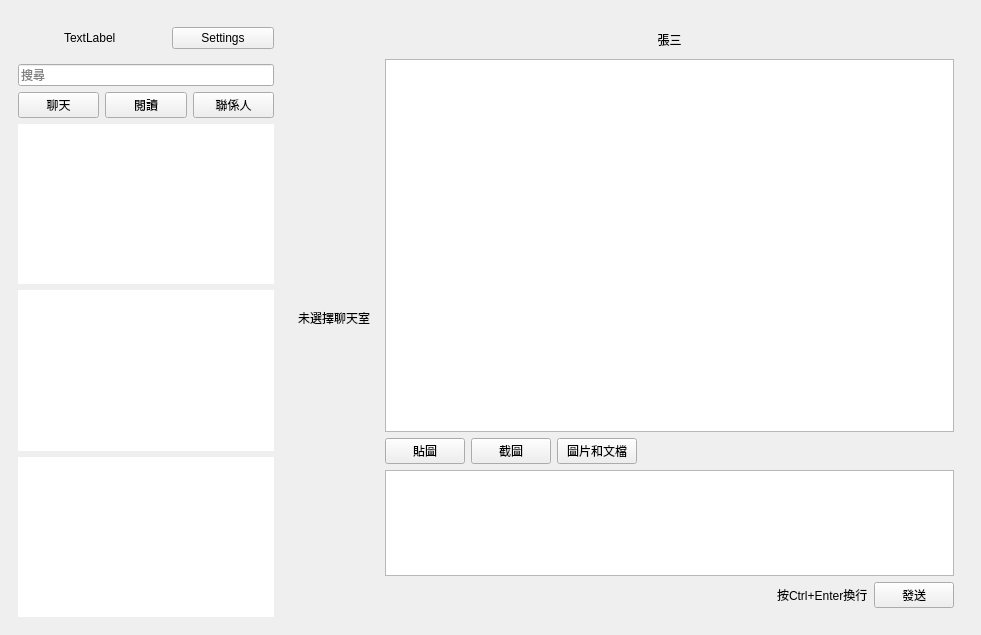
Above: resource/ui/wechat-0.5.ui from 0xzhaohx/webwechat before the change. Below: the same form after it.
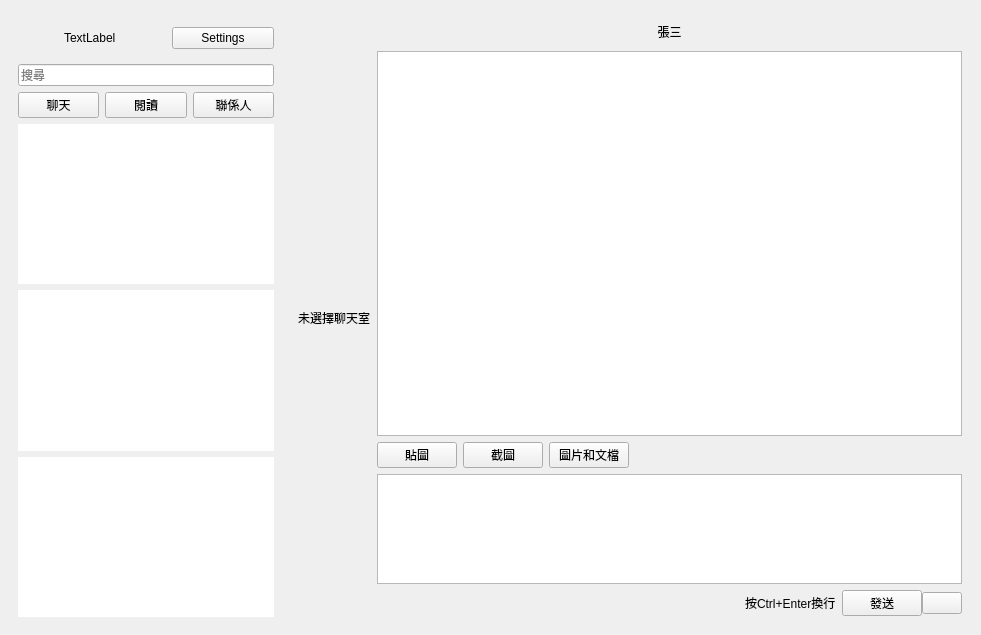
That is the form after the change.

```diff
--- a/resource/ui/wechat-0.5.ui
+++ b/resource/ui/wechat-0.5.ui
@@ -199,6 +199,9 @@
        <item>
         <widget class="QWidget" name="chatWidget" native="true">
          <layout class="QVBoxLayout" name="verticalLayout_3" stretch="0,7,0,2,0">
+          <property name="margin">
+           <number>1</number>
+          </property>
           <item>
            <widget class="QPushButton" name="currentChatUser">
             <property name="focusPolicy">
@@ -224,7 +227,7 @@
              <string>&lt;!DOCTYPE HTML PUBLIC &quot;-//W3C//DTD HTML 4.0//EN&quot; &quot;http://www.w3.org/TR/REC-html40/strict.dtd&quot;&gt;
 &lt;html&gt;&lt;head&gt;&lt;meta name=&quot;qrichtext&quot; content=&quot;1&quot; /&gt;&lt;style type=&quot;text/css&quot;&gt;
 p, li { white-space: pre-wrap; }
-&lt;/style&gt;&lt;/head&gt;&lt;body style=&quot; font-family:'Sans Serif'; font-size:9pt; font-weight:400; font-style:normal;&quot;&gt;
+&lt;/style&gt;&lt;/head&gt;&lt;body style=&quot; font-family:'SimSun'; font-size:9pt; font-weight:400; font-style:normal;&quot;&gt;
 &lt;p style=&quot;-qt-paragraph-type:empty; margin-top:0px; margin-bottom:0px; margin-left:0px; margin-right:0px; -qt-block-indent:0; text-indent:0px; font-family:'Cantarell'; font-size:11pt;&quot;&gt;&lt;br /&gt;&lt;/p&gt;&lt;/body&gt;&lt;/html&gt;</string>
             </property>
            </widget>
@@ -282,6 +285,12 @@
           <item>
            <layout class="QHBoxLayout" name="horizontalLayout_9">
             <item>
+             <widget class="QWidget" name="widget_3" native="true">
+              <layout class="QHBoxLayout" name="horizontalLayout_2">
+               <property name="margin">
+                <number>0</number>
+               </property>
+               <item>
              <spacer name="horizontalSpacer">
               <property name="orientation">
                <enum>Qt::Horizontal</enum>
@@ -302,10 +311,32 @@
              </widget>
             </item>
             <item>
+                <widget class="QWidget" name="widget_2" native="true">
+                 <layout class="QHBoxLayout" name="horizontalLayout_3">
+                  <property name="spacing">
+                   <number>0</number>
+                  </property>
+                  <property name="margin">
+                   <number>0</number>
+                  </property>
+                  <item>
              <widget class="QPushButton" name="sendButton">
               <property name="text">
                <string>發送</string>
               </property>
+                   </widget>
+                  </item>
+                  <item>
+                   <widget class="QPushButton" name="sendSetButton">
+                    <property name="text">
+                     <string/>
+                    </property>
+                   </widget>
+                  </item>
+                 </layout>
+                </widget>
+               </item>
+              </layout>
              </widget>
             </item>
            </layout>
```
Left out of the diff: 2 changed lines with no effect on the pictures. Lines whose indentation alone changed are shown as unchanged.
